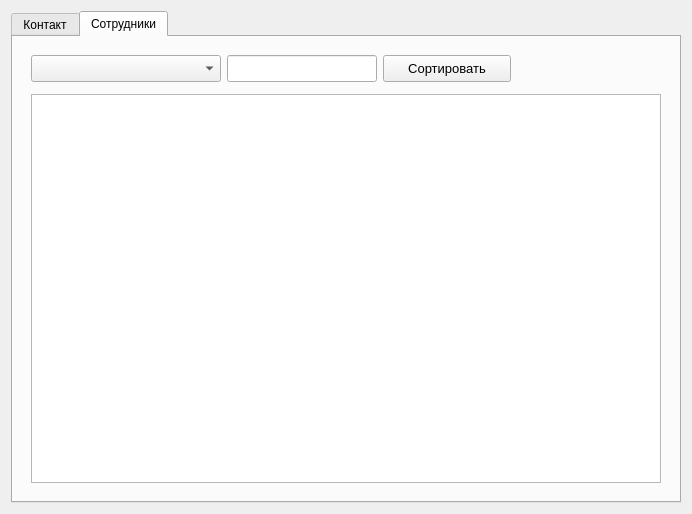
Old version of the form AddOrgContactDialog.ui in the repository okostynchuk/Outcall.
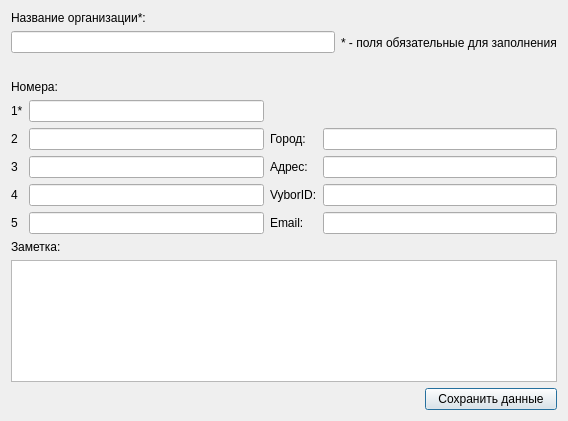
New version of the form. The open tabs and pages were chosen to show the change.

Diff of the .ui file:
```diff
--- a/AddOrgContactDialog.ui
+++ b/AddOrgContactDialog.ui
@@ -6,8 +6,8 @@
    <rect>
     <x>0</x>
     <y>0</y>
-    <width>692</width>
-    <height>514</height>
+    <width>568</width>
+    <height>421</height>
    </rect>
   </property>
   <property name="minimumSize">
@@ -21,16 +21,6 @@
   </property>
   <layout class="QGridLayout" name="gridLayout_5">
    <item row="0" column="0">
-    <widget class="QTabWidget" name="tabWidget">
-     <property name="currentIndex">
-      <number>0</number>
-     </property>
-     <widget class="QWidget" name="tab_5">
-      <attribute name="title">
-       <string>Контакт</string>
-      </attribute>
-      <layout class="QGridLayout" name="gridLayout_6">
-       <item row="0" column="0">
         <layout class="QVBoxLayout" name="verticalLayout">
          <item>
           <layout class="QGridLayout" name="gridLayout_3">
@@ -190,20 +180,6 @@
            <item row="1" column="0" colspan="4">
             <widget class="QTextEdit" name="Comment"/>
            </item>
-           <item row="2" column="2">
-            <widget class="QPushButton" name="saveButton">
-             <property name="text">
-              <string>Сохранить данные</string>
-             </property>
-            </widget>
-           </item>
-           <item row="2" column="3">
-            <widget class="QPushButton" name="closeButton">
-             <property name="text">
-              <string>Выход</string>
-             </property>
-            </widget>
-           </item>
            <item row="0" column="0">
             <widget class="QLabel" name="label_17">
              <property name="text">
@@ -211,150 +187,16 @@
              </property>
             </widget>
            </item>
-          </layout>
-         </item>
-        </layout>
-       </item>
-      </layout>
-     </widget>
-     <widget class="QWidget" name="tab_6">
-      <attribute name="title">
-       <string>Сотрудники</string>
-      </attribute>
-      <layout class="QGridLayout" name="gridLayout_7">
-       <item row="0" column="0">
-        <widget class="QWidget" name="widget" native="true">
-         <layout class="QVBoxLayout" name="verticalLayout_2">
-          <item>
-           <layout class="QGridLayout" name="gridLayout_8">
-            <property name="bottomMargin">
-             <number>6</number>
-            </property>
-            <item row="0" column="0">
-             <widget class="QComboBox" name="comboBox">
-              <property name="minimumSize">
-               <size>
-                <width>190</width>
-                <height>27</height>
-               </size>
-              </property>
-              <property name="font">
-               <font>
-                <pointsize>10</pointsize>
-               </font>
-              </property>
-              <property name="focusPolicy">
-               <enum>Qt::StrongFocus</enum>
-              </property>
-              <property name="acceptDrops">
-               <bool>false</bool>
-              </property>
-              <property name="toolTip">
-               <string>Выберите столбец поиска</string>
-              </property>
-              <property name="whatsThis">
-               <string>Выберите столбец поиска</string>
-              </property>
-              <property name="autoFillBackground">
-               <bool>false</bool>
-              </property>
-              <property name="inputMethodHints">
-               <set>Qt::ImhNone</set>
-              </property>
-             </widget>
-            </item>
-            <item row="0" column="1">
-             <layout class="QHBoxLayout" name="horizontalLayout">
-              <item>
-               <widget class="QLineEdit" name="lineEdit">
-                <property name="minimumSize">
-                 <size>
-                  <width>0</width>
-                  <height>27</height>
-                 </size>
-                </property>
-                <property name="maximumSize">
-                 <size>
-                  <width>230</width>
-                  <height>16777215</height>
-                 </size>
-                </property>
-                <property name="font">
-                 <font>
-                  <pointsize>10</pointsize>
-                 </font>
-                </property>
-                <property name="cursor">
-                 <cursorShape>IBeamCursor</cursorShape>
-                </property>
-                <property name="focusPolicy">
-                 <enum>Qt::StrongFocus</enum>
-                </property>
-                <property name="toolTip">
-                 <string>Поиск по таблице</string>
-                </property>
-                <property name="whatsThis">
-                 <string>Поиск по таблице</string>
-                </property>
-               </widget>
-              </item>
-              <item>
-               <widget class="QPushButton" name="sortButton">
-                <property name="minimumSize">
-                 <size>
-                  <width>128</width>
-                  <height>27</height>
-                 </size>
-                </property>
-                <property name="font">
-                 <font>
-                  <pointsize>10</pointsize>
-                 </font>
-                </property>
-                <property name="focusPolicy">
-                 <enum>Qt::NoFocus</enum>
-                </property>
+       <item row="2" column="3">
+        <widget class="QPushButton" name="saveButton">
                 <property name="text">
-                 <string>Сортировать</string>
+          <string>Сохранить данные</string>
                 </property>
                </widget>
               </item>
-              <item>
-               <spacer name="horizontalSpacer">
-                <property name="orientation">
-                 <enum>Qt::Horizontal</enum>
-                </property>
-                <property name="sizeHint" stdset="0">
-                 <size>
-                  <width>35</width>
-                  <height>20</height>
-                 </size>
-                </property>
-               </spacer>
-              </item>
              </layout>
             </item>
            </layout>
-          </item>
-          <item>
-           <widget class="QTableView" name="tableView">
-            <property name="focusPolicy">
-             <enum>Qt::NoFocus</enum>
-            </property>
-            <property name="styleSheet">
-             <string notr="true"/>
-            </property>
-            <property name="sortingEnabled">
-             <bool>true</bool>
-            </property>
-           </widget>
-          </item>
-         </layout>
-        </widget>
-       </item>
-      </layout>
-     </widget>
-    </widget>
    </item>
   </layout>
  </widget>
```
Lines whose indentation alone changed are shown as unchanged.
